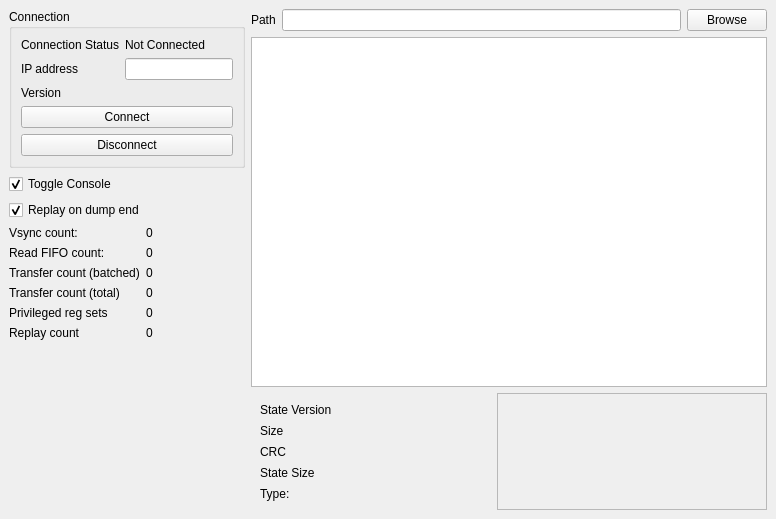
This is mainwindow.ui in F0bes/gs4ps2qt as Qt 5 draws it before an edit. The edited form follows.
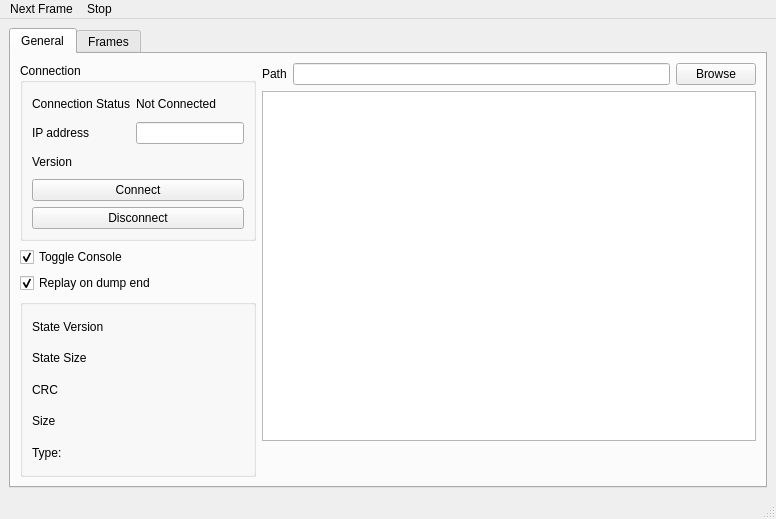
This is the edited form. Custom widgets are drawn as their Qt base class.

Commit message: Support frame dumping

```diff
--- a/mainwindow.ui
+++ b/mainwindow.ui
@@ -14,17 +14,30 @@
    <string>GS4PS2</string>
   </property>
   <widget class="QWidget" name="centralwidget">
-   <layout class="QHBoxLayout" name="horizontalLayout_2">
+   <layout class="QVBoxLayout" name="verticalLayout_2">
+    <item>
+     <widget class="QTabWidget" name="tabWidget">
+      <property name="currentIndex">
+       <number>0</number>
+      </property>
+      <property name="tabsClosable">
+       <bool>false</bool>
+      </property>
+      <widget class="QWidget" name="tabGeneral">
+       <attribute name="title">
+        <string>General</string>
+       </attribute>
+       <layout class="QHBoxLayout" name="horizontalLayout">
     <item>
      <layout class="QVBoxLayout" name="verticalLayout">
       <item>
-       <widget class="QGroupBox" name="groupBox">
+           <widget class="QGroupBox" name="ConnectionLayout">
         <property name="title">
          <string>Connection</string>
         </property>
         <layout class="QVBoxLayout" name="verticalLayout_3">
          <item>
-          <layout class="QGridLayout" name="gridLayout_2">
+              <layout class="QGridLayout" name="ConnectionLayout_2">
            <property name="sizeConstraint">
             <enum>QLayout::SetMaximumSize</enum>
            </property>
@@ -119,105 +132,143 @@
        </widget>
       </item>
       <item>
-       <layout class="QGridLayout" name="gridLayout_Status">
-        <item row="5" column="1">
-         <widget class="QLabel" name="lblReplayCnt">
+           <widget class="QGroupBox" name="grpDumpData">
+            <property name="title">
+             <string/>
+            </property>
+            <layout class="QGridLayout" name="gridLayout_2">
+             <item row="1" column="0">
+              <widget class="QLabel" name="label_4">
+               <property name="sizePolicy">
+                <sizepolicy hsizetype="Minimum" vsizetype="Preferred">
+                 <horstretch>0</horstretch>
+                 <verstretch>0</verstretch>
+                </sizepolicy>
+               </property>
           <property name="text">
-           <string>0</string>
+                <string>State Size</string>
           </property>
          </widget>
         </item>
-        <item row="2" column="0">
-         <widget class="QLabel" name="label_13">
+             <item row="3" column="0">
+              <widget class="QLabel" name="label_6">
+               <property name="sizePolicy">
+                <sizepolicy hsizetype="Minimum" vsizetype="Preferred">
+                 <horstretch>0</horstretch>
+                 <verstretch>0</verstretch>
+                </sizepolicy>
+               </property>
           <property name="text">
-           <string>Transfer count (batched)</string>
+                <string>Size</string>
+               </property>
+              </widget>
+             </item>
+             <item row="0" column="0">
+              <widget class="QLabel" name="label_12">
+               <property name="sizePolicy">
+                <sizepolicy hsizetype="Minimum" vsizetype="Preferred">
+                 <horstretch>0</horstretch>
+                 <verstretch>0</verstretch>
+                </sizepolicy>
+               </property>
+               <property name="text">
+                <string>State Version</string>
           </property>
          </widget>
         </item>
         <item row="4" column="0">
-         <widget class="QLabel" name="label_11">
+              <widget class="QLabel" name="label_3">
+               <property name="sizePolicy">
+                <sizepolicy hsizetype="Minimum" vsizetype="Preferred">
+                 <horstretch>0</horstretch>
+                 <verstretch>0</verstretch>
+                </sizepolicy>
+               </property>
           <property name="text">
-           <string>Privileged reg sets</string>
+                <string>Type:</string>
           </property>
          </widget>
         </item>
-        <item row="1" column="0">
-         <widget class="QLabel" name="label_9">
+             <item row="2" column="0">
+              <widget class="QLabel" name="label_15">
+               <property name="sizePolicy">
+                <sizepolicy hsizetype="Minimum" vsizetype="Preferred">
+                 <horstretch>0</horstretch>
+                 <verstretch>0</verstretch>
+                </sizepolicy>
+               </property>
           <property name="text">
-           <string>Read FIFO count:</string>
+                <string>CRC</string>
+               </property>
+              </widget>
+             </item>
+             <item row="0" column="1">
+              <widget class="QLabel" name="lblDumpStateVersion">
+               <property name="sizePolicy">
+                <sizepolicy hsizetype="Minimum" vsizetype="Preferred">
+                 <horstretch>0</horstretch>
+                 <verstretch>0</verstretch>
+                </sizepolicy>
+               </property>
+               <property name="text">
+                <string/>
+               </property>
+              </widget>
+             </item>
+             <item row="1" column="1">
+              <widget class="QLabel" name="lblDumpSize">
+               <property name="sizePolicy">
+                <sizepolicy hsizetype="Minimum" vsizetype="Preferred">
+                 <horstretch>0</horstretch>
+                 <verstretch>0</verstretch>
+                </sizepolicy>
+               </property>
+               <property name="text">
+                <string/>
+               </property>
+              </widget>
+             </item>
+             <item row="2" column="1">
+              <widget class="QLabel" name="lblDumpCRC">
+               <property name="sizePolicy">
+                <sizepolicy hsizetype="Minimum" vsizetype="Preferred">
+                 <horstretch>0</horstretch>
+                 <verstretch>0</verstretch>
+                </sizepolicy>
+               </property>
+               <property name="text">
+                <string/>
+               </property>
+              </widget>
+             </item>
+             <item row="3" column="1">
+              <widget class="QLabel" name="lblDumpStateSize">
+               <property name="sizePolicy">
+                <sizepolicy hsizetype="Minimum" vsizetype="Preferred">
+                 <horstretch>0</horstretch>
+                 <verstretch>0</verstretch>
+                </sizepolicy>
+               </property>
+               <property name="text">
+                <string/>
           </property>
          </widget>
         </item>
         <item row="4" column="1">
-         <widget class="QLabel" name="lblPrivilegedSet">
-          <property name="text">
-           <string>0</string>
-          </property>
-         </widget>
-        </item>
-        <item row="0" column="0">
-         <widget class="QLabel" name="label_7">
+              <widget class="QLabel" name="lblDumpType">
+               <property name="sizePolicy">
+                <sizepolicy hsizetype="Minimum" vsizetype="Preferred">
+                 <horstretch>0</horstretch>
+                 <verstretch>0</verstretch>
+                </sizepolicy>
+               </property>
           <property name="text">
-           <string>Vsync count:</string>
-          </property>
-         </widget>
-        </item>
-        <item row="0" column="1">
-         <widget class="QLabel" name="lblVsyncCnt">
-          <property name="text">
-           <string>0</string>
-          </property>
-         </widget>
-        </item>
-        <item row="5" column="0">
-         <widget class="QLabel" name="label_14">
-          <property name="text">
-           <string>Replay count</string>
-          </property>
-         </widget>
-        </item>
-        <item row="2" column="1">
-         <widget class="QLabel" name="lblTransferCntBatched">
-          <property name="text">
-           <string>0</string>
-          </property>
-         </widget>
-        </item>
-        <item row="1" column="1">
-         <widget class="QLabel" name="lblFIFOCnt">
-          <property name="text">
-           <string>0</string>
-          </property>
-         </widget>
-        </item>
-        <item row="3" column="0">
-         <widget class="QLabel" name="label_16">
-          <property name="text">
-           <string>Transfer count (total)</string>
-          </property>
-         </widget>
-        </item>
-        <item row="3" column="1">
-         <widget class="QLabel" name="lblTransferCntTotal">
-          <property name="text">
-           <string>0</string>
+                <string/>
           </property>
          </widget>
         </item>
        </layout>
-      </item>
-      <item>
-       <spacer name="verticalSpacer">
-        <property name="orientation">
-         <enum>Qt::Vertical</enum>
-        </property>
-        <property name="sizeHint" stdset="0">
-         <size>
-          <width>20</width>
-          <height>40</height>
-         </size>
-        </property>
-       </spacer>
+           </widget>
       </item>
      </layout>
     </item>
@@ -261,219 +312,124 @@
        </widget>
       </item>
       <item>
-       <layout class="QHBoxLayout" name="horizontalLayout_3">
-        <item>
-         <widget class="QWidget" name="widget_2" native="true">
-          <property name="sizePolicy">
-           <sizepolicy hsizetype="Minimum" vsizetype="Minimum">
-            <horstretch>0</horstretch>
-            <verstretch>0</verstretch>
-           </sizepolicy>
-          </property>
+           <widget class="ClickableLabel" name="lblDumpPreview">
           <property name="maximumSize">
            <size>
-            <width>240</width>
-            <height>120</height>
-           </size>
-          </property>
-          <layout class="QGridLayout" name="gridLayout_5">
-           <item row="7" column="0">
-            <widget class="QLabel" name="label_3">
-             <property name="sizePolicy">
-              <sizepolicy hsizetype="Minimum" vsizetype="Preferred">
-               <horstretch>0</horstretch>
-               <verstretch>0</verstretch>
-              </sizepolicy>
-             </property>
+              <width>215</width>
+              <height>150</height>
+             </size>
+            </property>
              <property name="text">
-              <string>Type:</string>
-             </property>
-            </widget>
-           </item>
-           <item row="5" column="0">
-            <widget class="QLabel" name="label_15">
-             <property name="sizePolicy">
-              <sizepolicy hsizetype="Minimum" vsizetype="Preferred">
-               <horstretch>0</horstretch>
-               <verstretch>0</verstretch>
-              </sizepolicy>
-             </property>
-             <property name="text">
-              <string>CRC</string>
-             </property>
-            </widget>
-           </item>
-           <item row="6" column="0">
-            <widget class="QLabel" name="label_4">
-             <property name="sizePolicy">
-              <sizepolicy hsizetype="Minimum" vsizetype="Preferred">
-               <horstretch>0</horstretch>
-               <verstretch>0</verstretch>
-              </sizepolicy>
-             </property>
-             <property name="text">
-              <string>State Size</string>
-             </property>
-            </widget>
-           </item>
-           <item row="3" column="0">
-            <widget class="QLabel" name="label_6">
-             <property name="sizePolicy">
-              <sizepolicy hsizetype="Minimum" vsizetype="Preferred">
-               <horstretch>0</horstretch>
-               <verstretch>0</verstretch>
-              </sizepolicy>
-             </property>
-             <property name="text">
-              <string>Size</string>
-             </property>
-            </widget>
-           </item>
-           <item row="0" column="1">
-            <widget class="QLabel" name="lblDumpStateVersion">
-             <property name="sizePolicy">
-              <sizepolicy hsizetype="Minimum" vsizetype="Preferred">
-               <horstretch>0</horstretch>
-               <verstretch>0</verstretch>
-              </sizepolicy>
-             </property>
+             <string/>
+            </property>
+            <property name="scaledContents">
+             <bool>true</bool>
+            </property>
+           </widget>
+          </item>
+         </layout>
+        </item>
+       </layout>
+      </widget>
+      <widget class="QWidget" name="tabFrames">
+       <attribute name="title">
+        <string>Frames</string>
+       </attribute>
+       <layout class="QHBoxLayout" name="horizontalLayout_2">
+        <item>
+         <layout class="QVBoxLayout" name="verticalLayout_4">
+          <item>
+           <widget class="QLabel" name="label_5">
              <property name="text">
-              <string/>
+             <string>Circuit 1</string>
              </property>
             </widget>
            </item>
-           <item row="0" column="0">
-            <widget class="QLabel" name="label_12">
-             <property name="sizePolicy">
-              <sizepolicy hsizetype="Minimum" vsizetype="Preferred">
-               <horstretch>0</horstretch>
-               <verstretch>0</verstretch>
-              </sizepolicy>
-             </property>
-             <property name="text">
-              <string>State Version</string>
-             </property>
-            </widget>
-           </item>
-           <item row="3" column="1">
-            <widget class="QLabel" name="lblDumpSize">
-             <property name="sizePolicy">
-              <sizepolicy hsizetype="Minimum" vsizetype="Preferred">
-               <horstretch>0</horstretch>
-               <verstretch>0</verstretch>
-              </sizepolicy>
-             </property>
+          <item>
+           <widget class="QListWidget" name="listC1Frames"/>
+          </item>
+          <item>
+           <widget class="QLabel" name="label_7">
              <property name="text">
-              <string/>
+             <string>Circuit 2</string>
              </property>
             </widget>
            </item>
-           <item row="5" column="1">
-            <widget class="QLabel" name="lblDumpCRC">
-             <property name="sizePolicy">
-              <sizepolicy hsizetype="Minimum" vsizetype="Preferred">
-               <horstretch>0</horstretch>
-               <verstretch>0</verstretch>
-              </sizepolicy>
-             </property>
-             <property name="text">
-              <string/>
-             </property>
-            </widget>
-           </item>
-           <item row="6" column="1">
-            <widget class="QLabel" name="lblDumpStateSize">
-             <property name="sizePolicy">
-              <sizepolicy hsizetype="Minimum" vsizetype="Preferred">
-               <horstretch>0</horstretch>
-               <verstretch>0</verstretch>
-              </sizepolicy>
-             </property>
+          <item>
+           <widget class="QListWidget" name="listC2Frames"/>
+          </item>
+          <item>
+           <widget class="QGroupBox" name="groupBox">
+            <property name="title">
+             <string>Preview latest</string>
+            </property>
+            <layout class="QVBoxLayout" name="verticalLayout_6">
+             <item>
+              <widget class="QRadioButton" name="btnPreviewC1">
              <property name="text">
-              <string/>
-             </property>
-            </widget>
-           </item>
-           <item row="7" column="1">
-            <widget class="QLabel" name="lblDumpType">
-             <property name="sizePolicy">
-              <sizepolicy hsizetype="Minimum" vsizetype="Preferred">
-               <horstretch>0</horstretch>
-               <verstretch>0</verstretch>
-              </sizepolicy>
-             </property>
+                <string>Circuit 1</string>
+               </property>
+               <property name="autoExclusive">
+                <bool>false</bool>
+               </property>
+              </widget>
+             </item>
+             <item>
+              <widget class="QRadioButton" name="btnPreviewC2">
              <property name="text">
-              <string/>
+                <string>Circuit 2</string>
              </property>
             </widget>
            </item>
           </layout>
          </widget>
         </item>
+         </layout>
+        </item>
         <item>
-         <widget class="QScrollArea" name="scrollArea">
+         <widget class="ClickableLabel" name="lblCurrentFrameImg">
           <property name="sizePolicy">
            <sizepolicy hsizetype="Preferred" vsizetype="Preferred">
-            <horstretch>0</horstretch>
+            <horstretch>1</horstretch>
             <verstretch>0</verstretch>
            </sizepolicy>
           </property>
-          <property name="sizeAdjustPolicy">
-           <enum>QAbstractScrollArea::AdjustToContents</enum>
+          <property name="text">
+           <string/>
           </property>
-          <property name="widgetResizable">
+          <property name="scaledContents">
            <bool>true</bool>
           </property>
-          <property name="alignment">
-           <set>Qt::AlignCenter</set>
-          </property>
-          <widget class="QWidget" name="scrollAreaWidgetContents">
+         </widget>
+        </item>
+       </layout>
+      </widget>
+     </widget>
+    </item>
+   </layout>
+  </widget>
+  <widget class="QStatusBar" name="mainStatusBar"/>
+  <widget class="QMenuBar" name="menuBar">
            <property name="geometry">
             <rect>
              <x>0</x>
              <y>0</y>
-             <width>240</width>
-             <height>118</height>
-            </rect>
-           </property>
-           <layout class="QGridLayout" name="gridLayout_4">
-            <property name="leftMargin">
-             <number>0</number>
-            </property>
-            <property name="topMargin">
-             <number>0</number>
-            </property>
-            <property name="rightMargin">
-             <number>0</number>
-            </property>
-            <property name="bottomMargin">
-             <number>0</number>
-            </property>
-            <property name="spacing">
-             <number>0</number>
-            </property>
-            <item row="0" column="0">
-             <widget class="ClickableLabel" name="screenshotWidget">
-              <property name="sizePolicy">
-               <sizepolicy hsizetype="Expanding" vsizetype="Expanding">
-                <horstretch>2</horstretch>
-                <verstretch>2</verstretch>
-               </sizepolicy>
-              </property>
-              <property name="text">
-               <string/>
-              </property>
-             </widget>
-            </item>
-           </layout>
-          </widget>
-         </widget>
-        </item>
-       </layout>
-      </item>
-     </layout>
-    </item>
-   </layout>
+     <width>776</width>
+     <height>30</height>
+    </rect>
+   </property>
+   <widget class="QMenu" name="menuItem">
+    <property name="title">
+     <string>Next Frame</string>
+    </property>
+   </widget>
+   <widget class="QMenu" name="menuStop">
+    <property name="title">
+     <string>Stop</string>
+    </property>
+   </widget>
+   <addaction name="menuItem"/>
+   <addaction name="menuStop"/>
   </widget>
  </widget>
  <customwidgets>
```
Left out of the diff: 71 changed lines with no effect on the pictures. Lines whose indentation alone changed are shown as unchanged. The commit also changes 5 other files.
